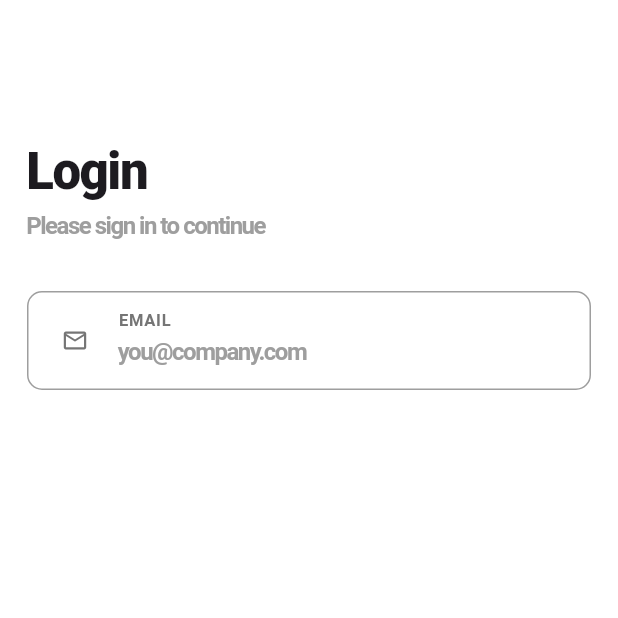
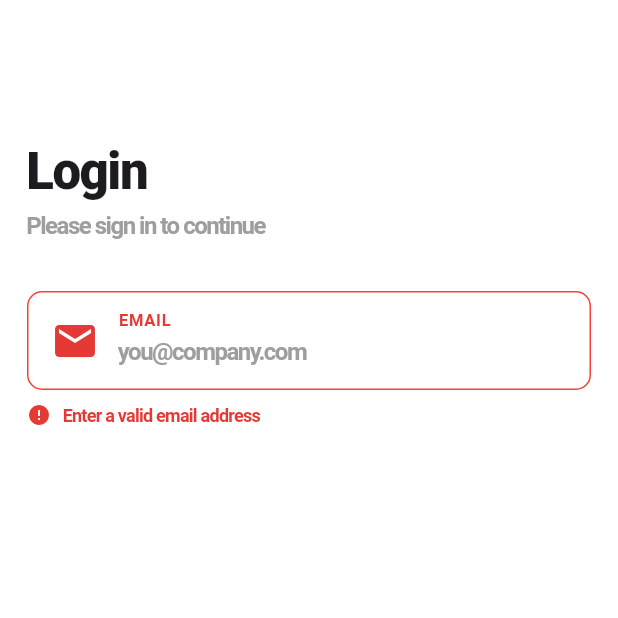
Before and after one commit to rostikmakhanko/red_bull_case_study_application, a Flutter app: the screen it shows after launch, on a phone screen of 412 x 824 dp, the top half of it. Run offline on Flutter 3.47's test engine with Material 3 defaults, Android fonts, the phone set to English and light mode, and no system bars.

Commit message:
Add email field error message

```diff
--- a/lib/screens/login_screen.dart
+++ b/lib/screens/login_screen.dart
@@ -46,7 +46,7 @@ class _LoginScreenState extends State<LoginScreen> {
                 setState(() {
                   password = value;
                 });
-              }, showError: false),
+              }, showError: true),
             ],
           ),
         ),
@@ -67,7 +67,9 @@ class EmailField extends StatelessWidget {
 
   @override
   Widget build(BuildContext context) {
-    return Container(
+    return Column(
+      children: [
+        Container(
           decoration: BoxDecoration(
             border: Border.all(
               color: showError ? Colors.red : Colors.grey,
@@ -86,11 +88,12 @@ class EmailField extends StatelessWidget {
                 //   borderRadius: BorderRadius.circular(10),
                 // ),
                 child: Icon(
-              Icons.mail_outline,
-              size: 18,
+                  Icons.mail,
+                  size: 32,
                   color: showError ? Colors.red.shade600 : Colors.grey.shade600,
                 ),
               ),
+
               const SizedBox(width: 12),
               Expanded(
                 child: Column(
@@ -101,7 +104,7 @@ class EmailField extends StatelessWidget {
                       style: TextStyle(
                         fontSize: 11,
                         fontWeight: FontWeight.bold,
-                    color: Colors.grey.shade600,
+                        color: showError ? Colors.red.shade600 : Colors.grey.shade600,
                         letterSpacing: 0.5,
                       ),
                     ),
@@ -121,7 +124,8 @@ class EmailField extends StatelessWidget {
                       onChanged: onChanged,
                       style: const TextStyle(
                         fontSize: 16,
-                    fontWeight: FontWeight.w500,
+                        fontWeight: FontWeight.bold,
+                        letterSpacing: -1,
                       )
                     ),
                   ],
@@ -129,6 +133,27 @@ class EmailField extends StatelessWidget {
               ),
             ],
           ),
+        ),
+
+        if (showError) ...[
+          const SizedBox(height: 8),
+          Row(
+            children: [
+              Icon(Icons.error, color: Colors.red.shade600, size: 16),
+              const SizedBox(width: 8),
+              Text(
+                'Enter a valid email address',
+                style: TextStyle(
+                  color: Colors.red.shade600,
+                  fontSize: 12,
+                  letterSpacing: -0.5,
+                  fontWeight: FontWeight.bold,
+                ),
+              ),
+            ],
+          ),
+        ],
+      ],
     );
   }
 }
```
Lines whose indentation alone changed are shown as unchanged.
